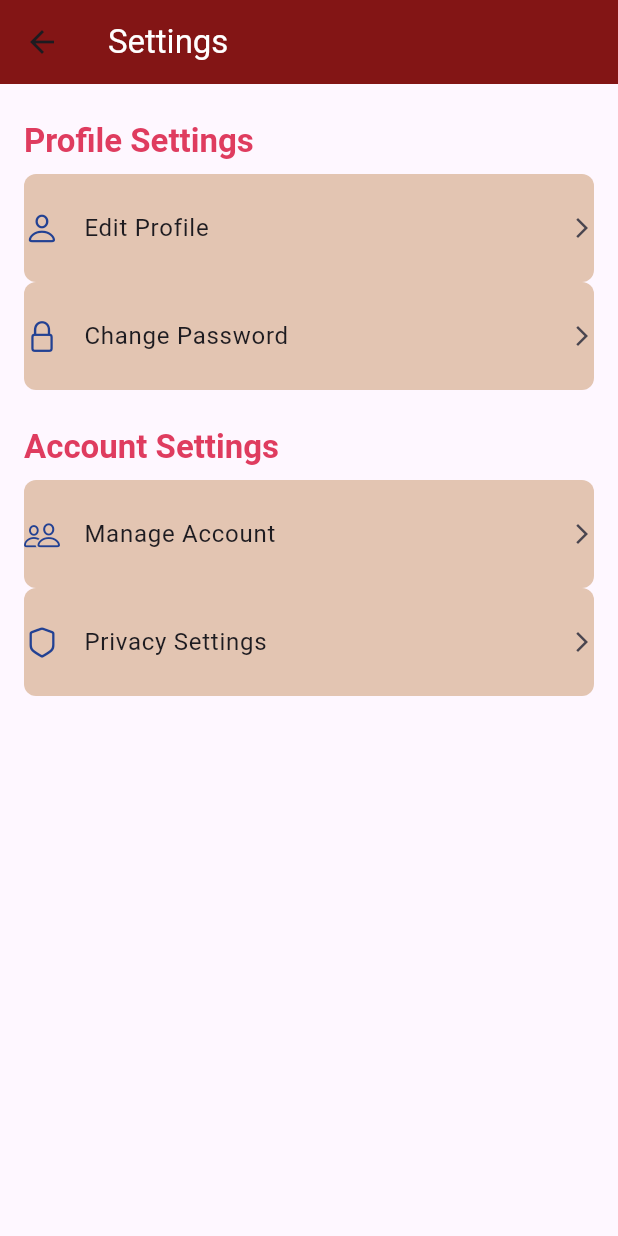
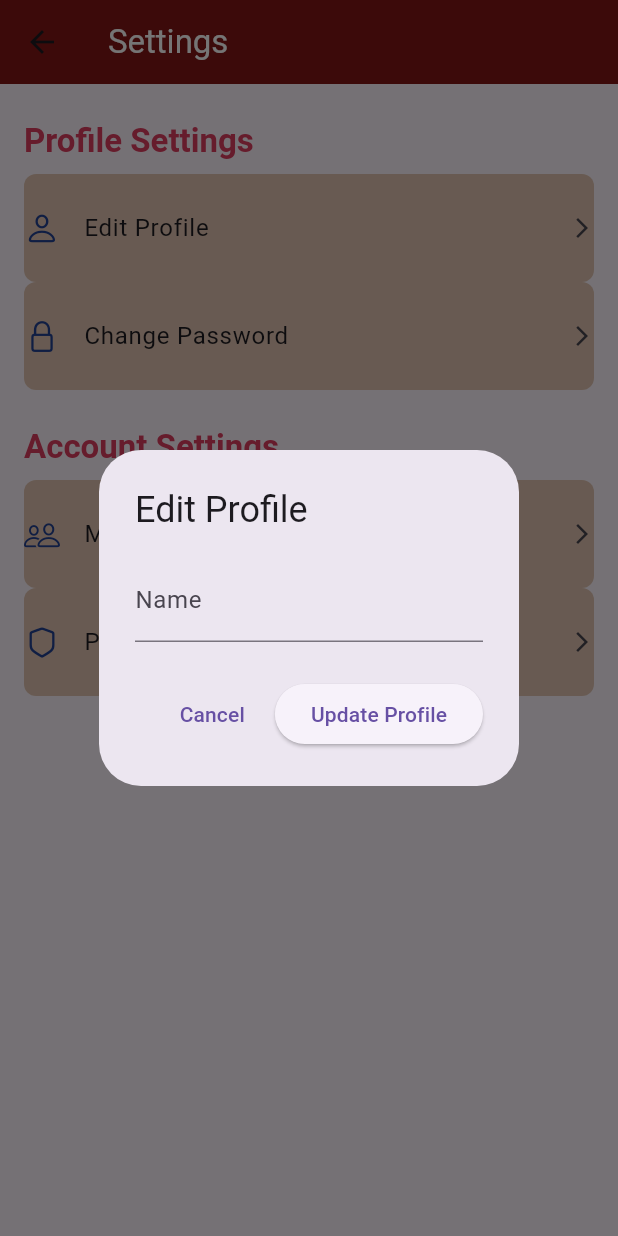
Before and after one commit to KCT1234/Finals_ADET, a Flutter app: the SettingsPage screen opened directly, after a tap on "Edit Profile", on a phone screen of 412 x 824 dp. Run offline on Flutter 3.47's test engine with Material 3 defaults, Android fonts, the phone set to English and light mode, and no system bars; our stand-ins replace firebase_auth, firebase_core, flutter_map, geolocator, latlong2, sliding_up_panel; missing offline and left inert: flutter_map_location_marker; accounts and stored records are empty.

Commit message:
Update settings_page.dart
can now change UserName and Password

```diff
--- a/lib/views/menu/settings_page.dart
+++ b/lib/views/menu/settings_page.dart
@@ -11,7 +11,6 @@ class SettingsPage extends StatefulWidget {
 
 class _SettingsPageState extends State<SettingsPage> {
   // Default selected map style
-
   // List of map style
 
   @override
@@ -31,9 +30,7 @@ class _SettingsPageState extends State<SettingsPage> {
           _buildSettingsTile(
             title: 'Edit Profile',
             icon: CupertinoIcons.person,
-            onTap: () {
-              Navigator.pushNamed(context, '/editProfile');
-            },
+            onTap: _showEditProfileDialog,
           ),
           _buildSettingsTile(
             title: 'Change Password',
@@ -206,4 +203,72 @@ class _SettingsPageState extends State<SettingsPage> {
       },
     );
   }
+
+  void _showEditProfileDialog() {
+    final _nameController = TextEditingController();
+    User? user = FirebaseAuth.instance.currentUser;
+
+    // Set initial value of the name controller
+    _nameController.text =
+        user?.displayName ?? user?.email?.split('@')[0] ?? 'Adet Student';
+
+    showDialog(
+      context: context,
+      builder: (BuildContext context) {
+        return AlertDialog(
+          title: Text('Edit Profile'),
+          content: Column(
+            mainAxisSize: MainAxisSize.min,
+            children: [
+              TextField(
+                controller: _nameController,
+                decoration: InputDecoration(
+                  labelText: 'Name',
+                ),
+              ),
+            ],
+          ),
+          actions: [
+            TextButton(
+              child: Text('Cancel'),
+              onPressed: () {
+                Navigator.of(context).pop();
+              },
+            ),
+            ElevatedButton(
+              child: Text('Update Profile'),
+              onPressed: () async {
+                // Show loading indicator
+                showDialog(
+                  context: context,
+                  barrierDismissible: false,
+                  builder: (BuildContext context) {
+                    return Center(child: CircularProgressIndicator());
+                  },
+                );
+
+                try {
+                  if (user != null) {
+                    await user.updateDisplayName(_nameController.text);
+                    Navigator.of(context).pop(); // Dismiss loading indicator
+                    Navigator.of(context).pop(); // Dismiss edit profile dialog
+                    ScaffoldMessenger.of(context).showSnackBar(
+                      SnackBar(content: Text('Profile updated successfully')),
+                    );
+                  }
+                } catch (e) {
+                  Navigator.of(context).pop(); // Dismiss loading indicator
+                  ScaffoldMessenger.of(context).showSnackBar(
+                    SnackBar(
+                        content: Text(
+                            'Failed to update profile. Please try again.')),
+                  );
+                }
+              },
+            ),
+          ],
+        );
+      },
+    );
+  }
 }
```
